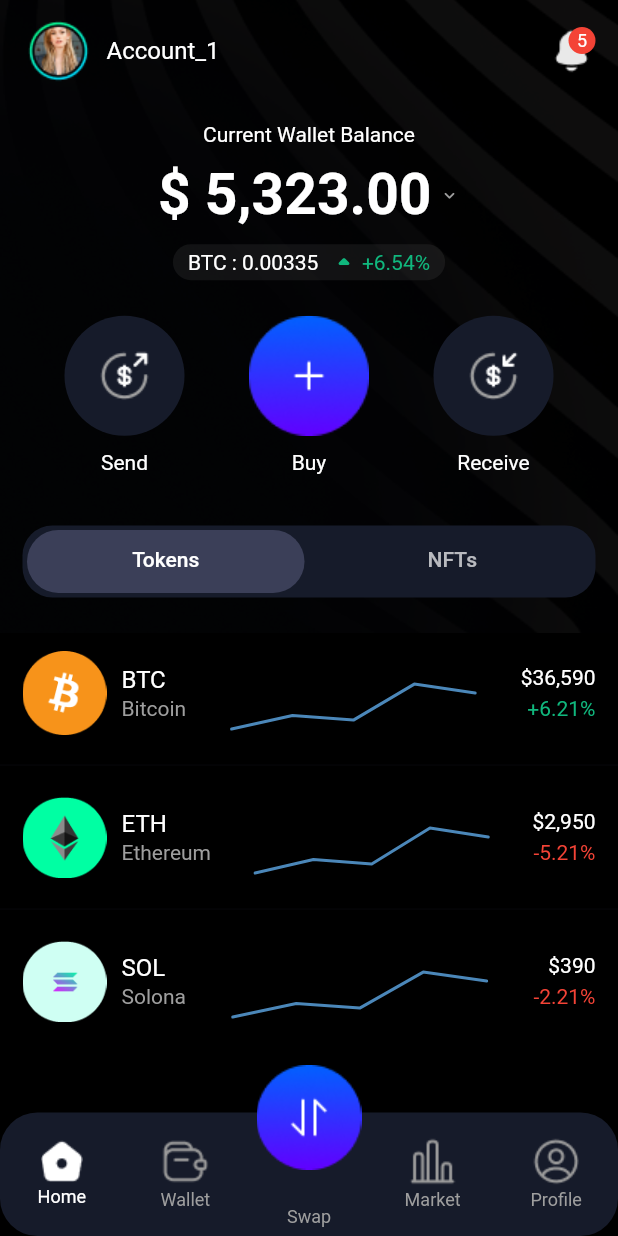
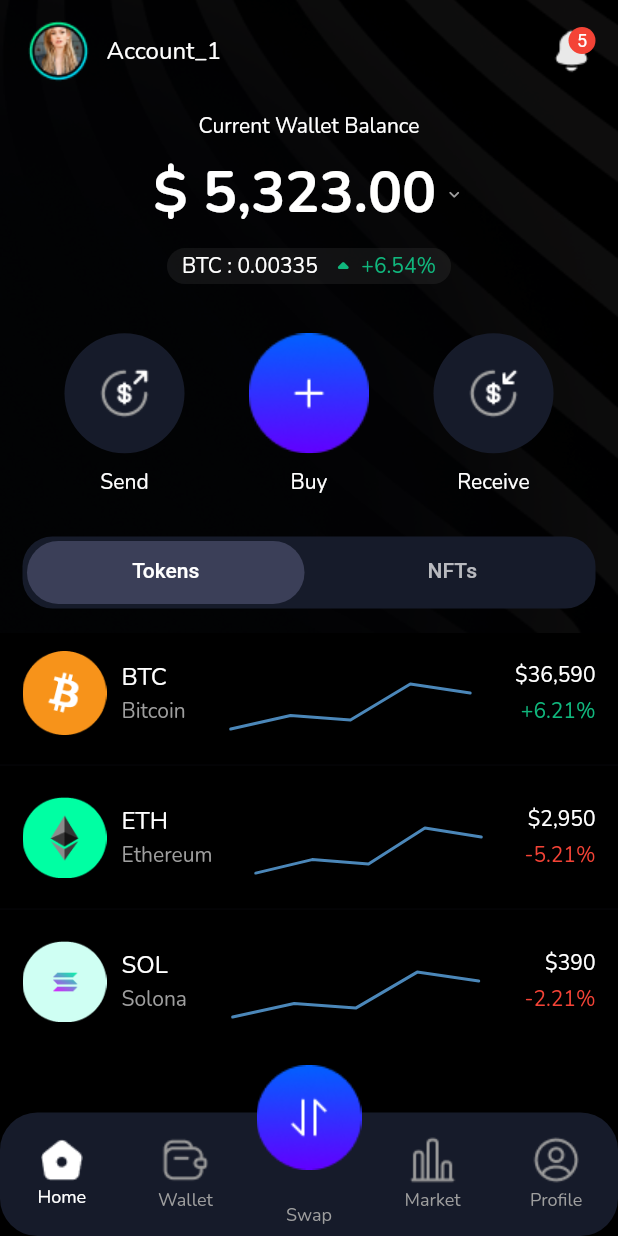
Before and after one commit to subarnaPdl/nft_wallet, a Flutter app: the screen it shows after launch, on a phone screen of 412 x 824 dp. Run offline on Flutter 3.47's test engine with Material 2 defaults, Android fonts, the phone set to English and light mode, and no system bars; drawn by our look-alikes of persistent_bottom_nav_bar_v2; our stand-ins replace google_fonts, syncfusion_flutter_charts, tab_indicator_styler.

Commit message:
added googlefonts

```diff
--- a/lib/home_screen/pages/home_page/presentation/home_page.dart
+++ b/lib/home_screen/pages/home_page/presentation/home_page.dart
@@ -55,6 +55,8 @@ class _HomePageState extends State<HomePage> with TickerProviderStateMixin {
                 const MyAppBar(),
                 const Spacer(),
                 currentWalletBalance(context),
+                btcValue(context),
+                const Spacer(),
                 const Spacer(),
                 balanceOptions(context),
                 const Spacer(),
@@ -101,9 +103,12 @@ class _HomePageState extends State<HomePage> with TickerProviderStateMixin {
           ],
         ),
         const SizedBox(height: 10),
+      ],
+    );
+  }
 
-        // BTC Value
-        Container(
+  Widget btcValue(BuildContext context) {
+    return Container(
       decoration: BoxDecoration(
         borderRadius: BorderRadius.circular(20),
         color: Theme.of(context).colorScheme.onSecondary.withOpacity(0.1),
@@ -128,8 +133,6 @@ class _HomePageState extends State<HomePage> with TickerProviderStateMixin {
           ],
         ),
       ),
-        ),
-      ],
     );
   }
 
--- a/lib/home_screen/pages/market_page/presentation/market_page.dart
+++ b/lib/home_screen/pages/market_page/presentation/market_page.dart
@@ -90,6 +90,7 @@ class MarketPage extends StatelessWidget {
               children: [
                 Stack(
                   children: [
+                    // Image
                     Image.asset(
                       'assets/images/avatar/${marketData[index].img}',
                       fit: BoxFit.fill,
@@ -132,6 +133,8 @@ class MarketPage extends StatelessWidget {
                         ))
                   ],
                 ),
+
+                // Description
                 Padding(
                   padding: const EdgeInsets.all(10),
                   child: Column(
--- a/lib/main.dart
+++ b/lib/main.dart
@@ -11,6 +11,11 @@ Future<void> main() async {
   await SystemChrome.setPreferredOrientations([
     DeviceOrientation.portraitUp,
   ]);
+
+  // Make status bar transparent throughout the app
+  SystemChrome.setSystemUIOverlayStyle(
+    const SystemUiOverlayStyle(statusBarColor: Colors.transparent),
+  );
 
   runApp(const MyApp());
 }
--- a/lib/theme/colors.dart
+++ b/lib/theme/colors.dart
@@ -1,4 +1,5 @@
 import 'package:flutter/material.dart';
+import 'package:google_fonts/google_fonts.dart';
 
 class AppColors {
   /// Common
@@ -12,7 +13,8 @@ class AppColors {
 
   ThemeData themeData() {
     // TextTheme
-    TextTheme txtTheme = ThemeData.dark().textTheme;
+    TextTheme txtTheme =
+        GoogleFonts.nunitoTextTheme(ThemeData.dark().textTheme);
 
     // ColorScheme or ColorTheme
     ColorScheme colorScheme = ColorScheme(
--- a/lib/widgets/appbar.dart
+++ b/lib/widgets/appbar.dart
@@ -6,6 +6,7 @@ class MyAppBar extends StatelessWidget {
   final String title;
   final bool showAccount;
 
+  //  By default, we set title hidden and account icon to true
   const MyAppBar({
     Key? key,
     this.title = '',
--- a/pubspec.yaml
+++ b/pubspec.yaml
@@ -13,6 +13,7 @@ dependencies:
   flutter:
     sdk: flutter
   flutter_staggered_grid_view: ^0.6.2
+  google_fonts: ^3.0.1
   persistent_bottom_nav_bar_v2: ^4.2.6
   syncfusion_flutter_charts: ^20.4.41
   tab_indicator_styler: ^2.0.0
```
Also changed, not shown: lib/utils/splines.dart (deleted, +0 -169 lines), lib/widgets/listtile.dart (+3 -7 lines), pubspec.lock. Lines whose indentation alone changed are shown as unchanged.
